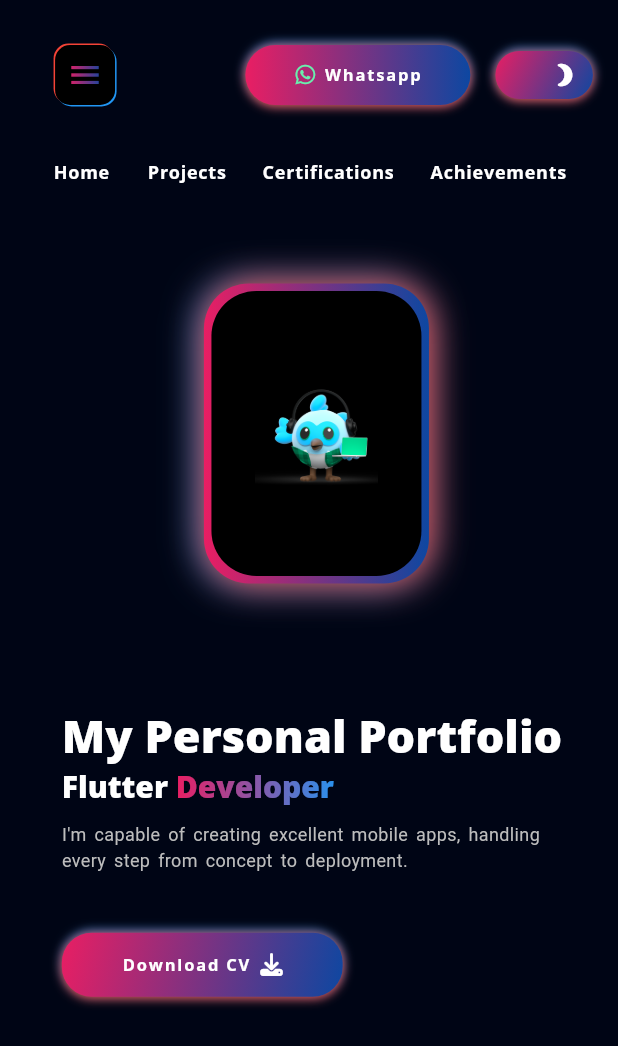
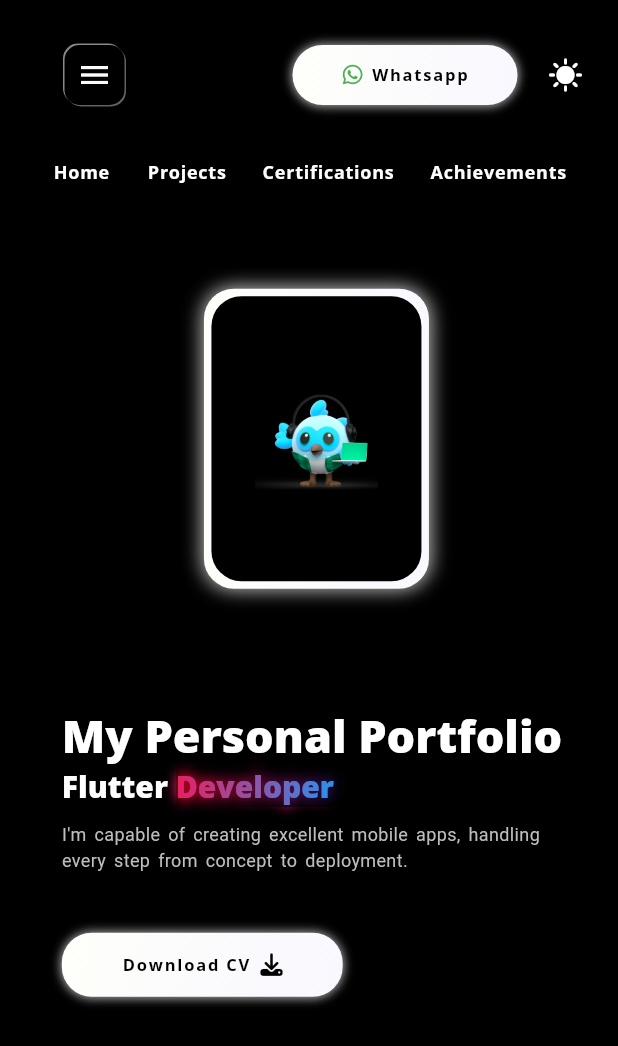
Before and after one commit to ZaidShaikh01/Portfolio-Flutter-WebApp, a Flutter app: the screen it shows after launch, on a phone screen of 412 x 824 dp. Shown: the top 1046 px of the screen. Run offline on Flutter 3.47's test engine with Material 3 defaults, Android fonts, the phone set to English and light mode, and no system bars; our stand-ins replace flutter_svg, font_awesome_flutter, get, google_fonts, photo_view.

Commit message:
UI changes

```diff
--- a/lib/res/constants.dart
+++ b/lib/res/constants.dart
@@ -12,7 +12,8 @@ class AppTheme {
   final Color boxShadowOne;
   final Color boxShadowTwo;
   final Color buttonTextColor;
-
+  final Color developerTextColorOne;
+  final Color developerTextColorTwo;
   const AppTheme({
     required this.primaryColor,
     required this.secondaryColor,
@@ -25,6 +26,8 @@ class AppTheme {
     required this.boxShadowOne,
     required this.boxShadowTwo,
     required this.buttonTextColor,
+    required this.developerTextColorOne,
+    required this.developerTextColorTwo,
   });
 }
 
@@ -34,16 +37,25 @@ const lightTheme = AppTheme(
   secondaryColor: Color(0xFF6C63FF),
   darkColor: Color(0xFFE63946),
   bodyTextColor: Color(0xFF4B5563),
-  bgColor: Color(0xFFF8F9FA),
+  bgColor: Color(0xFFFEFEFA),
+  //bgColor: Color(0xFFF8F9FA),
   textColor: Color(0xFF1E1E28),
-  linearColorOne: Color(0xFF4286f4),
-  linearColorTwo: Color(0xFF373B44),
-  // boxShadowOne: Color(0x552152B1), // Richer indigo-blue shadow
-  // boxShadowTwo: Color(0x55315FC8),
-  boxShadowOne: Colors.blueAccent, // Richer indigo-blue shadow
-  boxShadowTwo: Colors.grey,
+  // linearColorOne: Color(0xFF4286f4),
+  // linearColorTwo: Color(0xFF373B44),
+  // // boxShadowOne: Color(0x552152B1), // Richer indigo-blue shadow
+  // // boxShadowTwo: Color(0x55315FC8),
+  // boxShadowOne: Colors.blueAccent, // Richer indigo-blue shadow
+  // boxShadowTwo: Colors.grey,
+  //
+  // buttonTextColor: Colors.white,
+  linearColorOne: Colors.black, // Dark teal
+  linearColorTwo: Colors.black, // Blue-gray
+  boxShadowOne: Colors.grey,
+  boxShadowTwo: Colors.blueGrey,
+  buttonTextColor: Colors.white,
 
-  buttonTextColor: Colors.white,
+  developerTextColorOne: Color(0xFF8711c1),
+  developerTextColorTwo: Color(0xFFc53a94),
 );
 
 // Dark Theme
@@ -63,14 +75,21 @@ const darkTheme = AppTheme(
   secondaryColor: Color(0xFF242430), // Cyan accent
   darkColor: Color(0xFF191923), // Purple for CTAs
   bodyTextColor: Color(0xFFBDBDBD), // Light gray
-  bgColor: Color(0xFF000515), // True dark background
+  bgColor: Colors.black, // True dark background
   textColor: Colors.white,
 
-  linearColorOne: Colors.pink, // Dark teal
-  linearColorTwo: Color(0xFF0D47A1), // Blue-gray
-  boxShadowOne: Colors.blue,
-  boxShadowTwo: Colors.red,
-  buttonTextColor: Colors.white,
+  // linearColorOne: Colors.pink, // Dark teal
+  // linearColorTwo: Color(0xFF0D47A1), // Blue-gray
+  // boxShadowOne: Colors.blue,
+  // boxShadowTwo: Colors.red,
+  // buttonTextColor: Colors.white,
+  linearColorOne: Color(0xFFFEFEFA), // Dark teal
+  linearColorTwo: Color(0xFFF8F8FF), // Blue-gray
+  boxShadowOne: Colors.white38,
+  boxShadowTwo: Colors.white54,
+  buttonTextColor: Colors.black,
+  developerTextColorOne: Colors.pink,
+  developerTextColorTwo: Colors.blue,
 );
 
 const double defaultPadding = 20.0;
--- a/lib/view/intro/components/animated_texts_componenets.dart
+++ b/lib/view/intro/components/animated_texts_componenets.dart
@@ -22,7 +22,7 @@ class AnimatedImageContainerState extends State<AnimatedImageContainer>
     super.initState();
     _controller = AnimationController(
       vsync: this,
-      duration: const Duration(milliseconds: 1000),
+      duration: const Duration(milliseconds: 1500),
     )..repeat(reverse: true); // Repeat the animation loop
   }
 
@@ -40,13 +40,13 @@ class AnimatedImageContainerState extends State<AnimatedImageContainer>
       builder: (context, child) {
         final value = _controller.value;
         return Transform.translate(
-          offset: Offset(0, 2 * value), // Move the container up and down
+          offset: Offset(0, 6 * value), // Move the container up and down
           child: Container(
             height: widget.height!,
             width: widget.width!,
             padding: const EdgeInsets.all(defaultPadding / 4),
             decoration: BoxDecoration(
-              borderRadius: BorderRadius.circular(30),
+              borderRadius: BorderRadius.circular(20),
               gradient: LinearGradient(colors: [
                 theme.linearColorOne,
                 theme.linearColorTwo,
@@ -55,20 +55,20 @@ class AnimatedImageContainerState extends State<AnimatedImageContainer>
                 BoxShadow(
                   color: theme.boxShadowOne,
                   offset: Offset(-2, 0),
-                  blurRadius: 20,
+                  blurRadius: 10,
                 ),
                 BoxShadow(
                   color: theme.boxShadowTwo,
                   offset: Offset(2, 0),
-                  blurRadius: 20,
+                  blurRadius: 10,
                 ),
               ],
             ),
             child: Container(
               alignment: Alignment.center,
               decoration: BoxDecoration(
-                color: Colors.black,
-                borderRadius: BorderRadius.circular(30),
+                color: theme.bgColor,
+                borderRadius: BorderRadius.circular(20),
               ),
               child: Image.asset(
                 'assets/images/image.png',
--- a/lib/view/intro/components/combine_subtitle.dart
+++ b/lib/view/intro/components/combine_subtitle.dart
@@ -1,6 +1,8 @@
 import 'package:flutter/material.dart';
 import 'package:flutter_portfolio/view/intro/components/subtitle_text.dart';
 import 'package:flutter/foundation.dart' show kIsWeb;
+import 'package:provider/provider.dart';
+import '../../../providers/theme_provider.dart';
 import '../../../view model/responsive.dart';
 
 class CombineSubtitleText extends StatelessWidget {
@@ -8,15 +10,23 @@ class CombineSubtitleText extends StatelessWidget {
 
   @override
   Widget build(BuildContext context) {
+    final theme = Provider.of<ThemeProvider>(context).theme;
     return Row(
       mainAxisAlignment: MainAxisAlignment.start,
       children: [
-        const Responsive(
-          desktop: AnimatedSubtitleText(start: 30, end: 40, text: 'Flutter '),
-          largeMobile:
-              AnimatedSubtitleText(start: 30, end: 25, text: 'Flutter '),
-          mobile: AnimatedSubtitleText(start: 25, end: 20, text: 'Flutter '),
-          tablet: AnimatedSubtitleText(start: 40, end: 30, text: 'Flutter '),
+        Responsive(
+          desktop: AnimatedSubtitleText(
+            start: 30,
+            end: 40,
+            text: 'Flutter ',
+            color: theme.textColor,
+          ),
+          largeMobile: AnimatedSubtitleText(
+              start: 30, end: 25, text: 'Flutter ', color: theme.textColor),
+          mobile: AnimatedSubtitleText(
+              start: 25, end: 20, text: 'Flutter ', color: theme.textColor),
+          tablet: AnimatedSubtitleText(
+              start: 40, end: 30, text: 'Flutter ', color: theme.textColor),
         ),
         (kIsWeb && Responsive.isLargeMobile(context)
             ? const Responsive(
@@ -31,20 +41,21 @@ class CombineSubtitleText extends StatelessWidget {
               )
             : ShaderMask(
                 shaderCallback: (bounds) {
-                  return const LinearGradient(colors: [
-                    Colors.pink,
-                    Colors.blue,
+                  return LinearGradient(colors: [
+                    theme.developerTextColorOne,
+                    //Color(0xFF33D2FF),
+                    theme.developerTextColorTwo,
                   ]).createShader(bounds);
                 },
                 child: const Responsive(
                   desktop: AnimatedSubtitleText(
                       start: 30, end: 40, text: 'Developer ', gradient: false),
                   largeMobile: AnimatedSubtitleText(
-                      start: 30, end: 25, text: 'Developer ', gradient: false),
+                      start: 30, end: 25, text: 'Developer ', gradient: true),
                   mobile: AnimatedSubtitleText(
-                      start: 25, end: 20, text: 'Developer ', gradient: false),
+                      start: 25, end: 20, text: 'Developer ', gradient: true),
                   tablet: AnimatedSubtitleText(
-                      start: 40, end: 30, text: 'Developer ', gradient: false),
+                      start: 40, end: 30, text: 'Developer ', gradient: true),
                 ),
               ))
       ],
--- a/lib/view/intro/components/download_button.dart
+++ b/lib/view/intro/components/download_button.dart
@@ -52,7 +52,7 @@ class DownloadButton extends StatelessWidget {
             ),
             Icon(
               FontAwesomeIcons.download,
-              color: Colors.white,
+              color: theme.buttonTextColor ?? Colors.black,
               size: 15,
             )
           ],
--- a/lib/view/intro/components/side_menu_button.dart
+++ b/lib/view/intro/components/side_menu_button.dart
@@ -24,7 +24,7 @@ class MenuButton extends StatelessWidget {
                 width: defaultPadding * 2.0 * value,
                 decoration: BoxDecoration(
                     borderRadius: BorderRadius.circular(10),
-                    color: Colors.black,
+                    color: theme.bgColor,
                     boxShadow: [
                       BoxShadow(
                           color: theme.boxShadowOne,
@@ -43,7 +43,7 @@ class MenuButton extends StatelessWidget {
                   },
                   child: Icon(
                     Icons.menu,
-                    color: Colors.white,
+                    color: theme.textColor,
                     size: defaultPadding * 1.2 * value,
                   ),
                 )),
--- a/lib/view/intro/components/subtitle_text.dart
+++ b/lib/view/intro/components/subtitle_text.dart
@@ -8,6 +8,7 @@ class AnimatedSubtitleText extends StatelessWidget {
   final double start;
   final double end;
   final String text;
+  final Color color;
   final bool gradient;
   const AnimatedSubtitleText({
     super.key,
@@ -15,6 +16,7 @@ class AnimatedSubtitleText extends StatelessWidget {
     required this.end,
     required this.text,
     this.gradient = false,
+    this.color = Colors.white,
   });
   @override
   Widget build(BuildContext context) {
@@ -26,7 +28,7 @@ class AnimatedSubtitleText extends StatelessWidget {
         return Text(
           text,
           style: Theme.of(context).textTheme.headlineLarge!.copyWith(
-              color: theme.textColor,
+              color: color,
               fontWeight: FontWeight.w900,
               shadows: gradient
                   ? [
--- a/lib/view/intro/introduction.dart
+++ b/lib/view/intro/introduction.dart
@@ -3,6 +3,7 @@ import 'package:flutter_portfolio/view%20model/responsive.dart';
 import 'package:flutter_portfolio/view/intro/components/intro_body.dart';
 import 'package:flutter_portfolio/view/intro/components/side_menu_button.dart';
 import 'package:flutter_portfolio/view/intro/components/social_media_list.dart';
+
 class Introduction extends StatelessWidget {
   const Introduction({super.key});
   @override
@@ -13,7 +14,7 @@ class Introduction extends StatelessWidget {
           SizedBox(
             width: MediaQuery.sizeOf(context).width * 0.01,
           ),
-          if (!Responsive.isLargeMobile(context))  MenuButton(onTap: () => Scaffold.of(context).openDrawer(),),
+          //if (!Responsive.isLargeMobile(context))  MenuButton(onTap: () => Scaffold.of(context).openDrawer(),),
           SizedBox(
             width: MediaQuery.sizeOf(context).width * 0.02,
           ),
--- a/lib/view/main/components/connect_button.dart
+++ b/lib/view/main/components/connect_button.dart
@@ -43,7 +43,7 @@ class ConnectButton extends StatelessWidget {
               children: [
                 const Icon(
                   FontAwesomeIcons.whatsapp,
-                  color: Colors.greenAccent,
+                  color: Colors.green,
                   size: 15,
                 ),
                 const SizedBox(width: defaultPadding / 4),
--- a/lib/view/main/components/navigation_bar.dart
+++ b/lib/view/main/components/navigation_bar.dart
@@ -18,20 +18,27 @@ class TopNavigationBar extends StatelessWidget {
     return Scaffold(
       body: Row(
         crossAxisAlignment: CrossAxisAlignment.center,
+        //mainAxisAlignment: MainAxisAlignment.center,
         children: [
           const Spacer(),
+          // Padding(
+          //   padding: const EdgeInsets.all(defaultPadding),
+          //   child: !Responsive.isLargeMobile(context)
+          //       ? Image.asset(
+          //           'assets/images/triange_icon.png',
+          //           color: theme.textColor,
+          //         )
+          //       : MenuButton(
+          //           onTap: () => Scaffold.of(context).openDrawer(),
+          //         ),
+          // ),
           Padding(
             padding: const EdgeInsets.all(defaultPadding),
-            child: !Responsive.isLargeMobile(context)
-                ? Image.asset(
-                    'assets/images/triange_icon.png',
-                    color: theme.textColor,
-                  )
-                : MenuButton(
-                    onTap: () => Scaffold.of(context).openDrawer(),
-                  ),
+            child: MenuButton(
+              onTap: () => Scaffold.of(context).openDrawer(),
+            ),
           ),
-          // if(Responsive.isLargeMobile(context)) MenuButton(),
+          //if (Responsive.isLargeMobile(context)) MenuButton(),
           const Spacer(
             flex: 2,
           ),
@@ -39,11 +46,16 @@ class TopNavigationBar extends StatelessWidget {
           const Spacer(
             flex: 2,
           ),
-          const ConnectButton(),
-          const Spacer(
-            flex: 1,
+          Row(
+            mainAxisAlignment: MainAxisAlignment.spaceEvenly,
+            children: [
+              const ConnectButton(),
+              SizedBox(
+                width: defaultPadding,
+              ),
+              const ThemeToggleButton(),
+            ],
           ),
-          ThemeToggleButton(),
           const Spacer(),
         ],
       ),
--- a/lib/view/main/components/toggle_button.dart
+++ b/lib/view/main/components/toggle_button.dart
@@ -2,72 +2,60 @@ import 'package:flutter/material.dart';
 import 'package:provider/provider.dart';
 import '../../../providers/theme_provider.dart';
 import '../../../res/constants.dart';
+import 'dart:math';
 
-class ThemeToggleButton extends StatelessWidget {
+class ThemeToggleButton extends StatefulWidget {
   const ThemeToggleButton({super.key});
 
   @override
+  State<ThemeToggleButton> createState() => _ThemeToggleButtonState();
+}
+
+class _ThemeToggleButtonState extends State<ThemeToggleButton>
+    with SingleTickerProviderStateMixin {
+  late AnimationController _controller;
+  late Animation<double> _rotation;
+
+  @override
+  void initState() {
+    super.initState();
+    _controller = AnimationController(
+        vsync: this, duration: const Duration(milliseconds: 500));
+    _rotation = Tween<double>(begin: 0, end: pi).animate(
+      CurvedAnimation(parent: _controller, curve: Curves.easeInOut),
+    );
+  }
+
+  void _rotateButton() {
+    if (_controller.status == AnimationStatus.completed) {
+      _controller.reverse();
+    } else {
+      _controller.forward();
+    }
+  }
+
+  @override
+  void dispose() {
+    _controller.dispose();
+    super.dispose();
+  }
+
+  @override
   Widget build(BuildContext context) {
-    final isDark = Provider.of<ThemeProvider>(context).theme == darkTheme;
     final theme = Provider.of<ThemeProvider>(context).theme;
 
     return GestureDetector(
-      onTap: () =>
-          Provider.of<ThemeProvider>(context, listen: false).toggleTheme(),
-      child: TweenAnimationBuilder<double>(
-        tween:
-            Tween<double>(begin: isDark ? 1.0 : 0.0, end: isDark ? 1.0 : 0.0),
-        duration: const Duration(milliseconds: 500),
-        builder: (context, value, child) {
-          final Alignment iconAlign = Alignment.lerp(
-              Alignment.centerLeft, Alignment.centerRight, value)!;
-
-          final iconRotation = value * 3.14;
-          final icon = value > 0.5
-              ? const Icon(Icons.nightlight_round,
-                  key: ValueKey('dark'), size: 18, color: Colors.white)
-              : const Icon(Icons.wb_sunny,
-                  key: ValueKey('light'), size: 18, color: Colors.orange);
-
-          return Container(
-            width: 65,
-            height: 32,
-            padding: const EdgeInsets.symmetric(horizontal: 10),
-            decoration: BoxDecoration(
-              borderRadius: BorderRadius.circular(20),
-              gradient: LinearGradient(
-                begin: Alignment.topLeft,
-                end: Alignment.bottomRight,
-                colors: [theme.linearColorOne, theme.linearColorTwo],
-              ),
-              boxShadow: [
-                BoxShadow(
-                    color: theme.boxShadowOne,
-                    offset: const Offset(0, -1),
-                    blurRadius: 5),
-                BoxShadow(
-                    color: theme.boxShadowTwo,
-                    offset: const Offset(0, 1),
-                    blurRadius: 5),
-              ],
-            ),
-            child: Stack(
-              children: [
-                AnimatedAlign(
-                  duration: const Duration(milliseconds: 500),
-                  alignment: iconAlign,
-                  curve: Curves.easeInOut,
-                  child: Transform.rotate(
-                    angle: iconRotation,
-                    child: AnimatedSwitcher(
-                      duration: const Duration(milliseconds: 300),
-                      transitionBuilder: (child, animation) =>
-                          ScaleTransition(scale: animation, child: child),
-                      child: icon,
-                    ),
-                  ),
-                ),
-              ],
+      onTap: () {
+        _rotateButton();
+        Provider.of<ThemeProvider>(context, listen: false).toggleTheme();
+      },
+      child: AnimatedBuilder(
+        animation: _rotation,
+        builder: (context, child) {
+          return Transform.rotate(
+            angle: _rotation.value,
+            child: Center(
+              child: Icon(Icons.sunny, size: 24, color: theme.textColor),
             ),
           );
         },
--- a/lib/view/splash/componenets/animated_loading_text.dart
+++ b/lib/view/splash/componenets/animated_loading_text.dart
@@ -18,7 +18,7 @@ class AnimatedLoadingText extends StatelessWidget {
           children: [
             LinearProgressIndicator(
               backgroundColor: Colors.black,
-              color: Colors.pink,
+              color: Colors.white,
               value: value,
             ),
             const SizedBox(
```
Also changed, not shown: docs/assets/fonts/MaterialIcons-Regular.otf, 4 other files.
